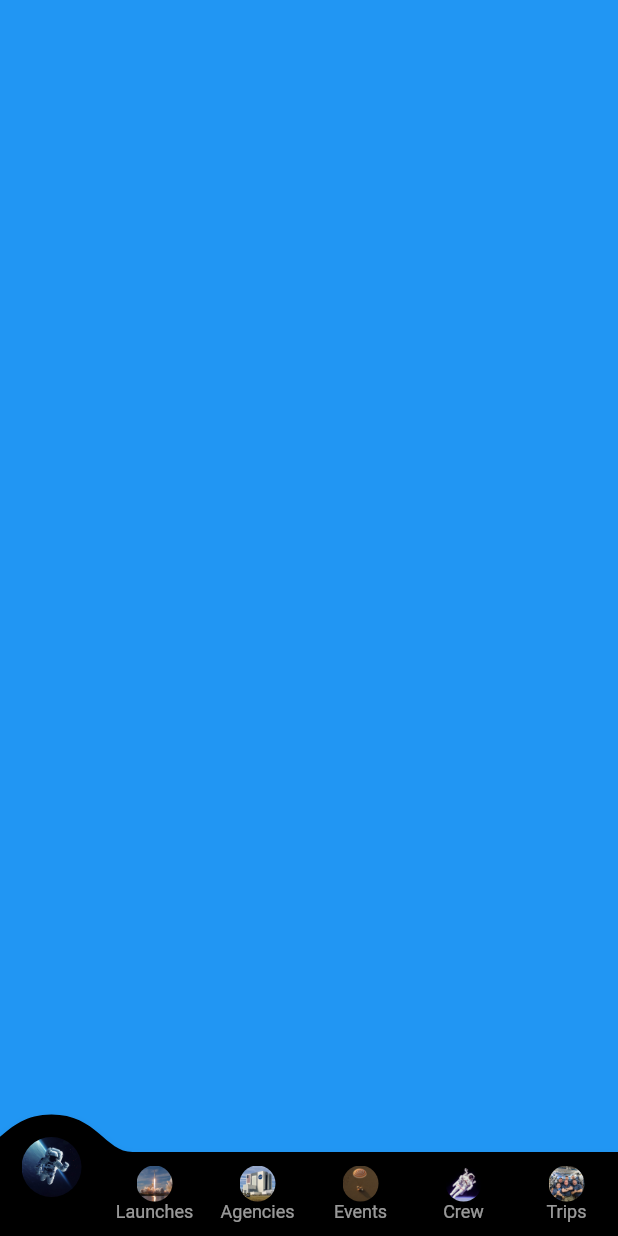
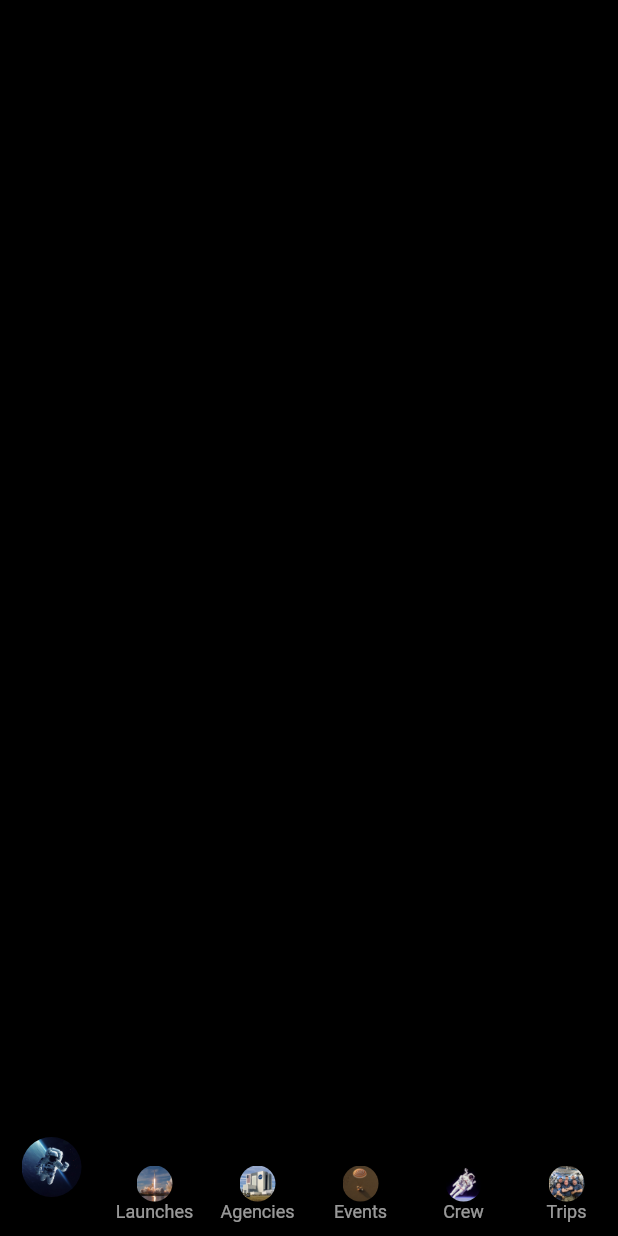
Before and after one commit to rodrigobastosv/spaceR, a Flutter app: the screen it shows after launch, on a phone screen of 412 x 824 dp. Run offline on Flutter 3.47's test engine with Material 2 defaults, Android fonts, the phone set to English and light mode, and no system bars; drawn by our look-alikes of convex_bottom_bar; our stand-ins replace bloc, dio, equatable, flutter_bloc, google_fonts.

Commit message:
adding pages to main page

```diff
--- a/lib/src/features/main/main_page.dart
+++ b/lib/src/features/main/main_page.dart
@@ -14,7 +14,7 @@ class MainPage extends StatelessWidget {
   Widget build(BuildContext context) {
     return BlocConsumer<MainBloc, MainState>(
       listener: (_, state) {
-        if (state is MainDestinationChanged) {
+        if (state is MainDestinationChanged && !isMobile()) {
           Navigator.of(context).pop();
         }
       },
@@ -22,10 +22,41 @@ class MainPage extends StatelessWidget {
         appBar: isMobile() ? null : AppBar(),
         drawer: isMobile() ? null : const SDrawer(),
         bottomNavigationBar: isMobile() ? const SBottomBar() : null,
-        body: Container(
-          color: state.destinationIndex == 0 ? Colors.blue : Colors.black,
-        ),
+        body: _getPageByIndex(state.destinationIndex),
       ),
     );
   }
+
+  Widget _getPageByIndex(int index) {
+    switch (index) {
+      case 0:
+        return Container(
+          color: Colors.black,
+        );
+      case 1:
+        return Container(
+          color: Colors.blue,
+        );
+      case 2:
+        return Container(
+          color: Colors.green,
+        );
+      case 3:
+        return Container(
+          color: Colors.yellow,
+        );
+      case 4:
+        return Container(
+          color: Colors.red,
+        );
+      case 5:
+        return Container(
+          color: Colors.cyanAccent,
+        );
+      default:
+        return Container(
+          color: Colors.cyanAccent,
+        );
+    }
+  }
 }
```
